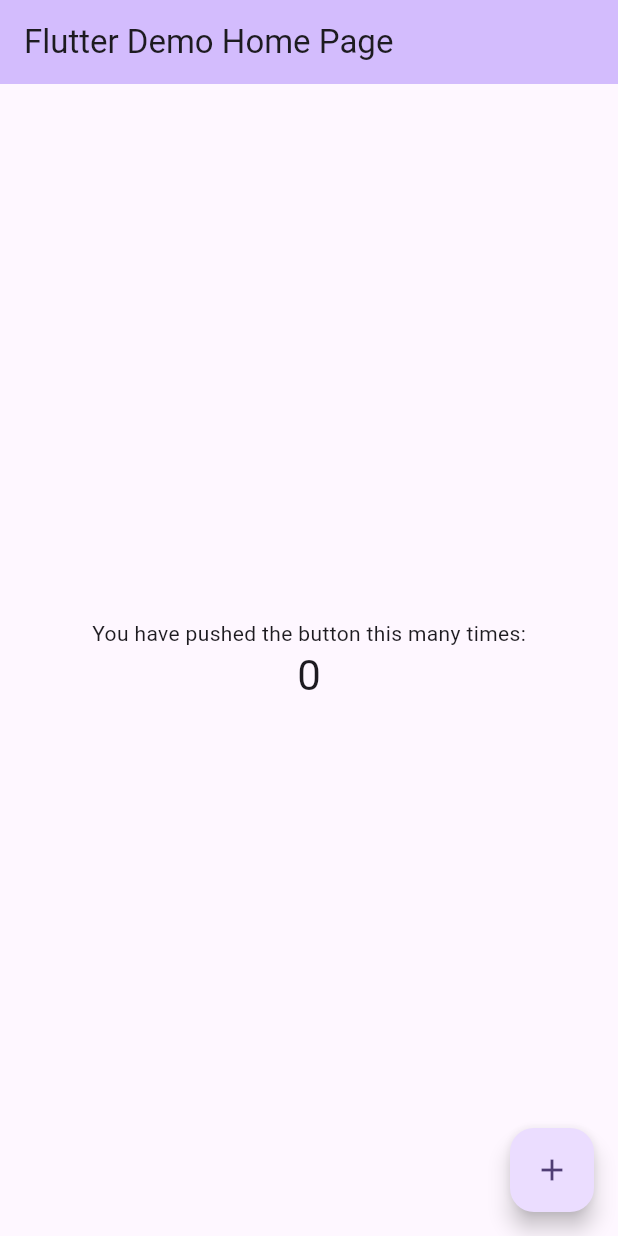
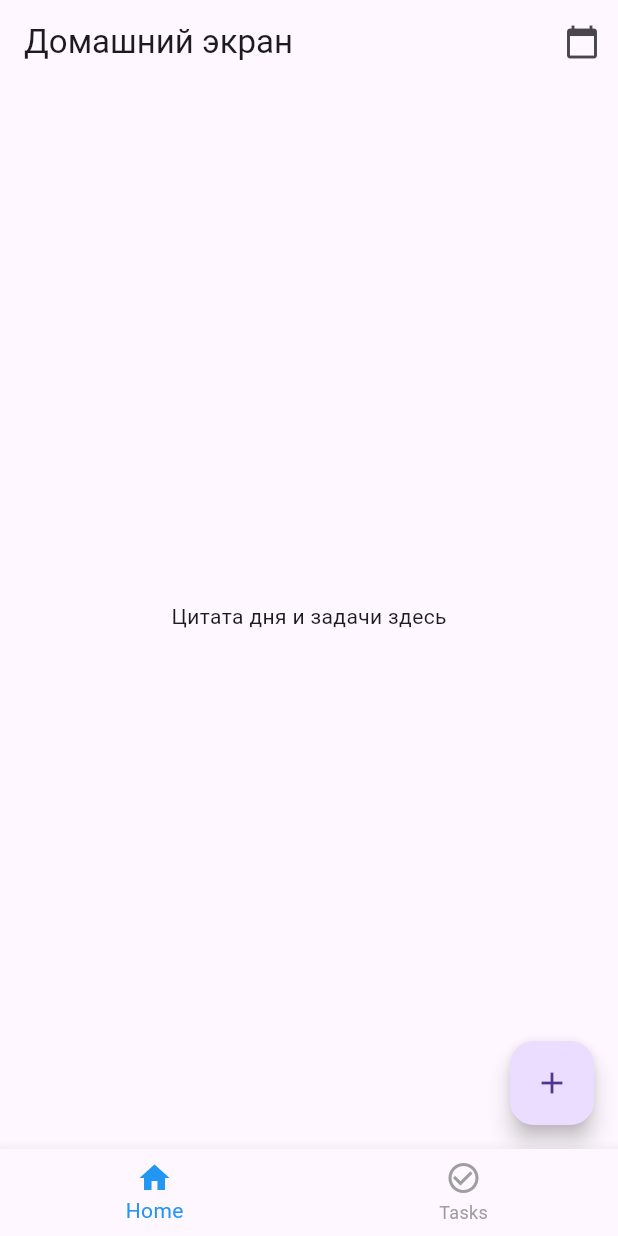
Before and after one commit to starArsonist/mobile-app, a Flutter app: the screen it shows after launch, on a phone screen of 412 x 824 dp. Run offline on Flutter 3.47's test engine with Material 3 defaults, Android fonts, the phone set to English and light mode, and no system bars.

Commit message:
retyped main.dart added home_screen.dart, tasks_screen.dart

```diff
--- a/lib/main.dart
+++ b/lib/main.dart
@@ -1,122 +1,55 @@
 import 'package:flutter/material.dart';
+import 'screens/home_screen.dart';
+import 'screens/tasks_screen.dart';
 
 void main() {
-  runApp(const MyApp());
+  runApp(MyApp());
 }
 
 class MyApp extends StatelessWidget {
   const MyApp({super.key});
 
-  // This widget is the root of your application.
   @override
   Widget build(BuildContext context) {
     return MaterialApp(
-      title: 'Flutter Demo',
-      theme: ThemeData(
-        // This is the theme of your application.
-        //
-        // TRY THIS: Try running your application with "flutter run". You'll see
-        // the application has a purple toolbar. Then, without quitting the app,
-        // try changing the seedColor in the colorScheme below to Colors.green
-        // and then invoke "hot reload" (save your changes or press the "hot
-        // reload" button in a Flutter-supported IDE, or press "r" if you used
-        // the command line to start the app).
-        //
-        // Notice that the counter didn't reset back to zero; the application
-        // state is not lost during the reload. To reset the state, use hot
-        // restart instead.
-        //
-        // This works for code too, not just values: Most code changes can be
-        // tested with just a hot reload.
-        colorScheme: ColorScheme.fromSeed(seedColor: Colors.deepPurple),
-      ),
-      home: const MyHomePage(title: 'Flutter Demo Home Page'),
+      title: 'Task Planner',
+      theme: ThemeData(primarySwatch: Colors.blue),
+      home: MainPage(),
     );
   }
 }
 
-class MyHomePage extends StatefulWidget {
-  const MyHomePage({super.key, required this.title});
-
-  // This widget is the home page of your application. It is stateful, meaning
-  // that it has a State object (defined below) that contains fields that affect
-  // how it looks.
-
-  // This class is the configuration for the state. It holds the values (in this
-  // case the title) provided by the parent (in this case the App widget) and
-  // used by the build method of the State. Fields in a Widget subclass are
-  // always marked "final".
-
-  final String title;
-
+class MainPage extends StatefulWidget {
   @override
-  State<MyHomePage> createState() => _MyHomePageState();
+  _MainPageState createState() => _MainPageState();
 }
 
-class _MyHomePageState extends State<MyHomePage> {
-  int _counter = 0;
+class _MainPageState extends State<MainPage> {
+  int _currentIndex = 0;
 
-  void _incrementCounter() {
-    setState(() {
-      // This call to setState tells the Flutter framework that something has
-      // changed in this State, which causes it to rerun the build method below
-      // so that the display can reflect the updated values. If we changed
-      // _counter without calling setState(), then the build method would not be
-      // called again, and so nothing would appear to happen.
-      _counter++;
-    });
-  }
+  final List<Widget> _screens = [HomeScreen(), TasksScreen()];
 
   @override
   Widget build(BuildContext context) {
-    // This method is rerun every time setState is called, for instance as done
-    // by the _incrementCounter method above.
-    //
-    // The Flutter framework has been optimized to make rerunning build methods
-    // fast, so that you can just rebuild anything that needs updating rather
-    // than having to individually change instances of widgets.
     return Scaffold(
-      appBar: AppBar(
-        // TRY THIS: Try changing the color here to a specific color (to
-        // Colors.amber, perhaps?) and trigger a hot reload to see the AppBar
-        // change color while the other colors stay the same.
-        backgroundColor: Theme.of(context).colorScheme.inversePrimary,
-        // Here we take the value from the MyHomePage object that was created by
-        // the App.build method, and use it to set our appbar title.
-        title: Text(widget.title),
+      body: _screens[_currentIndex],
+      bottomNavigationBar: BottomNavigationBar(
+        currentIndex: _currentIndex,
+        selectedItemColor: Colors.blue,
+        unselectedItemColor: Colors.grey,
+        onTap: (index) {
+          setState(() {
+            _currentIndex = index;
+          });
+        },
+        items: const [
+          BottomNavigationBarItem(icon: Icon(Icons.home), label: 'Home'),
+          BottomNavigationBarItem(
+            icon: Icon(Icons.check_circle_outline),
+            label: 'Tasks',
+          ),
+        ],
       ),
-      body: Center(
-        // Center is a layout widget. It takes a single child and positions it
-        // in the middle of the parent.
-        child: Column(
-          // Column is also a layout widget. It takes a list of children and
-          // arranges them vertically. By default, it sizes itself to fit its
-          // children horizontally, and tries to be as tall as its parent.
-          //
-          // Column has various properties to control how it sizes itself and
-          // how it positions its children. Here we use mainAxisAlignment to
-          // center the children vertically; the main axis here is the vertical
-          // axis because Columns are vertical (the cross axis would be
-          // horizontal).
-          //
-          // TRY THIS: Invoke "debug painting" (choose the "Toggle Debug Paint"
-          // action in the IDE, or press "p" in the console), to see the
-          // wireframe for each widget.
-          mainAxisAlignment: MainAxisAlignment.center,
-          children: <Widget>[
-            const Text('You have pushed the button this many times:'),
-            Text(
-              '$_counter',
-              style: Theme.of(context).textTheme.headlineMedium,
-            ),
-          ],
-        ),
-      ),
-      floatingActionButton: FloatingActionButton(
-        onPressed: _incrementCounter,
-        tooltip: 'Increment',
-        child: const Icon(Icons.add),
-      ), // This trailing comma makes auto-formatting nicer for build methods.
     );
   }
 }
--- /dev/null
+++ b/lib/screens/home_screen.dart
@@ -0,0 +1,31 @@
+import 'package:flutter/material.dart';
+
+class HomeScreen extends StatelessWidget {
+  const HomeScreen({super.key});
+
+  @override
+  Widget build(BuildContext context) {
+    return Scaffold(
+      appBar: AppBar(
+        title: Text("Домашний экран"),
+        actions: [
+          IconButton(
+            icon: Icon(Icons.calendar_today),
+            onPressed: () {
+              // TODO: переход к календарю
+            },
+          ),
+        ],
+      ),
+      body: Center(
+        child: Text("Цитата дня и задачи здесь"),
+      ),
+      floatingActionButton: FloatingActionButton(
+        onPressed: () {
+          // TODO: переход к добавлению задачи
+        },
+        child: Icon(Icons.add),
+      ),
+    );
+  }
+}
--- /dev/null
+++ b/lib/screens/tasks_screen.dart
@@ -0,0 +1,23 @@
+import 'package:flutter/material.dart';
+
+class TasksScreen extends StatelessWidget {
+  const TasksScreen({super.key});
+
+  @override
+  Widget build(BuildContext context) {
+    return Scaffold(
+      appBar: AppBar(
+        title: Text("Задачи"),
+      ),
+      body: Center(
+        child: Text("Список задач появится тут"),
+      ),
+      floatingActionButton: FloatingActionButton(
+        onPressed: () {
+          // TODO: переход к созданию задачи
+        },
+        child: Icon(Icons.add),
+      ),
+    );
+  }
+}
```
